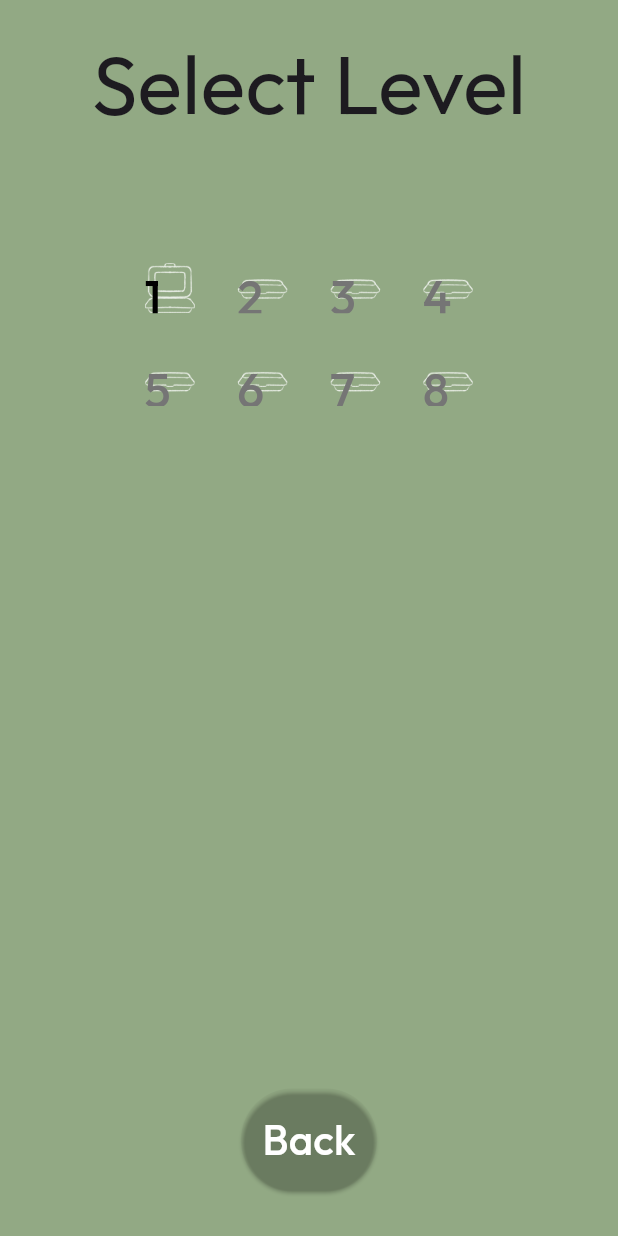
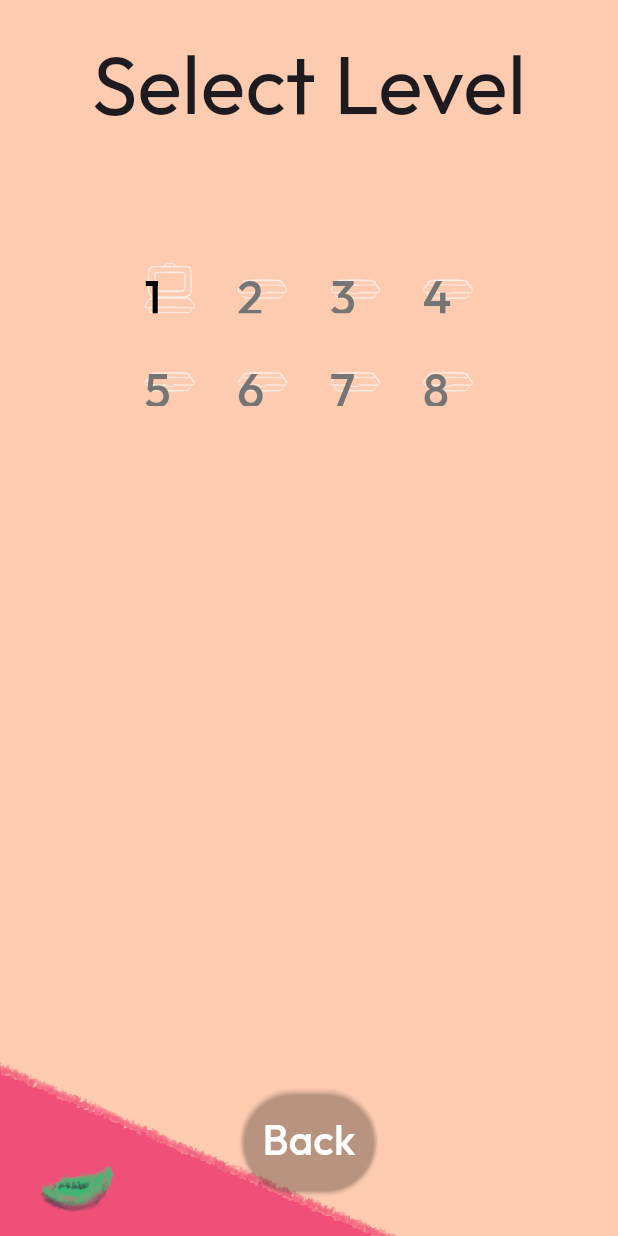
Before and after one commit to jiajun-seah/pack-it, a Flutter app: the screen it shows after launch, after a tap on "Play", on a phone screen of 412 x 824 dp. Run offline on Flutter 3.47's test engine with Material 3 defaults, Android fonts, the phone set to English and light mode, and no system bars; our stand-ins replace audioplayers, go_router, google_fonts, shared_preferences; missing offline and left inert: flame, nes_ui.

Commit message:
add title screen art, various optimization

```diff
--- a/revival_realm/lib/level_selection/level_selection_screen.dart
+++ b/revival_realm/lib/level_selection/level_selection_screen.dart
@@ -20,8 +20,14 @@ class LevelSelectionScreen extends StatelessWidget {
     final audioController = context.watch<AudioController>();
 
     return Scaffold(
-      backgroundColor: palette.darkEarthGreen,
-      body: Column(
+      backgroundColor: palette.lightBeige,
+      body: Stack(
+        children: [Container(
+            decoration: const BoxDecoration(
+              image: DecorationImage(image: AssetImage('assets/images/title/simple_background.png'),
+              fit: BoxFit.cover),),
+          ),
+          Column(
           children: [
             Padding(
               padding: const EdgeInsets.all(16),
@@ -121,6 +127,7 @@ class LevelSelectionScreen extends StatelessWidget {
               ),
             const SizedBox(height: 30),
           ],
+        ),]
       ),
     );
   }
--- a/revival_realm/lib/main.dart
+++ b/revival_realm/lib/main.dart
@@ -52,8 +52,8 @@ class MyGame extends StatelessWidget {
             title: 'Pack-It!',
             theme: flutterNesTheme().copyWith(
               colorScheme: ColorScheme.fromSeed(
-                seedColor: palette.darkForestGreen,
-                background: palette.limeGreen,
+                seedColor: palette.beige,
+                background: palette.beige,
               ),
               textTheme: GoogleFonts.outfitTextTheme().apply(
                 bodyColor: palette.darkForestGreen,
--- a/revival_realm/lib/main_menu/main_menu_screen.dart
+++ b/revival_realm/lib/main_menu/main_menu_screen.dart
@@ -20,20 +20,38 @@ class MainMenuScreen extends StatelessWidget {
     final audioController = context.watch<AudioController>();
 
     return Scaffold(
-      backgroundColor: palette.lightEarthGreen,
-      body: ResponsiveScreen(
-        squarishMainArea: const Center(
-          child: Text(
-              'Pack-It!',
-              textAlign: TextAlign.center,
-              style: TextStyle(
-                fontFamily: 'Halogen',
-                fontSize: 200,
-                // height: 1,
+      backgroundColor: palette.mediumBeige,
+      body: Stack(
+        children: [
+          Container(
+            decoration: const BoxDecoration(
+              image: DecorationImage(image: AssetImage('assets/images/title/title_background_animated.png'),
+              fit: BoxFit.cover),),
           ),
+          // Container(
+          //   decoration: const BoxDecoration(
+          //     image: DecorationImage(image: AssetImage('assets/images/title/falling_leaf.gif'),
+          //     fit: BoxFit.cover),),
+          // ),
+
+          ResponsiveScreen(
+          squarishMainArea: Row(
+            children: [
+              Flexible(flex:2, child: Container(),),
+              Flexible(
+                flex: 1,
+                child: Center(
+                  child: Image.asset('assets/images/title/pack_it_logo_cropped.png')),
               ),
+
+              ],
           ),
-        rectangularMenuArea: Column(
+          rectangularMenuArea: Row(
+            children: [
+              Flexible(flex: 3, child: Container()),
+              Flexible(
+                flex:1,
+                child: Column(
                 mainAxisAlignment: MainAxisAlignment.center,
                 children: [
                   TextButton(
@@ -42,7 +60,7 @@ class MainMenuScreen extends StatelessWidget {
                       GoRouter.of(context).go('/play');
                     },
                     style: ButtonStyle(
-                foregroundColor: MaterialStateProperty.all<Color>(Colors.white),
+                      foregroundColor: MaterialStateProperty.all<Color>(Colors.black),
                       backgroundColor: MaterialStateProperty.all<Color>(Colors.transparent),
                       padding: MaterialStateProperty.all<EdgeInsets>(const EdgeInsets.all(14)),
                       shape: MaterialStateProperty.all<RoundedRectangleBorder>(
@@ -56,7 +74,8 @@ class MainMenuScreen extends StatelessWidget {
                       'Play',
                       textAlign: TextAlign.center,
                       style: GoogleFonts.outfit(
-                  fontSize: 28,
+                        fontWeight: FontWeight.w600,
+                        fontSize: 48,
                     ),),
                   ),
                   _gap,
@@ -66,7 +85,7 @@ class MainMenuScreen extends StatelessWidget {
                       GoRouter.of(context).go('/settings');
                     },
                     style: ButtonStyle(
-                foregroundColor: MaterialStateProperty.all<Color>(Colors.white),
+                      foregroundColor: MaterialStateProperty.all<Color>(Colors.black),
                       backgroundColor: MaterialStateProperty.all<Color>(Colors.transparent),
                       padding: MaterialStateProperty.all<EdgeInsets>(const EdgeInsets.all(14)),
                       shape: MaterialStateProperty.all<RoundedRectangleBorder>(
@@ -80,7 +99,8 @@ class MainMenuScreen extends StatelessWidget {
                       'Settings',
                       textAlign: TextAlign.center,
                       style: GoogleFonts.outfit(
-                  fontSize: 28,
+                        fontWeight: FontWeight.w600,
+                        fontSize: 32,
                     ),),
                   ),
                   _gap,
@@ -90,7 +110,7 @@ class MainMenuScreen extends StatelessWidget {
                       GoRouter.of(context).go('/extras');
                     },
                     style: ButtonStyle(
-                foregroundColor: MaterialStateProperty.all<Color>(Colors.white),
+                      foregroundColor: MaterialStateProperty.all<Color>(Colors.black),
                       backgroundColor: MaterialStateProperty.all<Color>(Colors.transparent),
                       padding: MaterialStateProperty.all<EdgeInsets>(const EdgeInsets.all(14)),
                       shape: MaterialStateProperty.all<RoundedRectangleBorder>(
@@ -104,7 +124,8 @@ class MainMenuScreen extends StatelessWidget {
                       'Extras',
                       textAlign: TextAlign.center,
                       style: GoogleFonts.outfit(
-                  fontSize: 28,
+                        fontWeight: FontWeight.w600,
+                        fontSize: 32,
                     ),),
                   ),
 
@@ -122,6 +143,10 @@ class MainMenuScreen extends StatelessWidget {
                   ),
                 ],
                           ),
+              )
+            ],
+          ),
+        ),]
       ),
     );
   }
--- a/revival_realm/lib/router.dart
+++ b/revival_realm/lib/router.dart
@@ -29,7 +29,7 @@ final router = GoRouter(
             path: 'play',
             pageBuilder: (context, state) => buildMyTransition<void>(
                   key: ValueKey('play'),
-                  color: context.watch<Palette>().darkEarthGreen,
+                  color: context.watch<Palette>().lightBeige,
                   child: const LevelSelectionScreen(
                     key: Key('level selection'),
                   ),
--- a/revival_realm/pubspec.yaml
+++ b/revival_realm/pubspec.yaml
@@ -75,6 +75,7 @@ flutter:
   assets:
     - assets/images/
     - assets/images/foods/
+    - assets/images/title/
     - assets/audio/music/
     - assets/audio/sfx/
 
```
Also changed, not shown: revival_realm/lib/settings/settings_screen.dart (+10 -2 lines), revival_realm/lib/style/responsive_screen.dart (deleted, +0 -121 lines), revival_realm/lib/style/responsive_screen_landscape.dart (+0 -18 lines), revival_realm/lib/win_game/win_game_screen.dart (+8 -61 lines), revival_realm/assets/images/back.png (deleted), revival_realm/assets/images/restart.png (deleted), revival_realm/assets/images/settings.png (deleted), revival_realm/assets/images/title/falling_leaf.gif (added), revival_realm/assets/images/title/pack_it_logo.png (added), revival_realm/assets/images/title/pack_it_logo_cropped.png (added), revival_realm/assets/images/title/simple_background.png (added), revival_realm/assets/images/title/title_background_animated.gif (added), 1 other file. Lines whose indentation alone changed are shown as unchanged.
